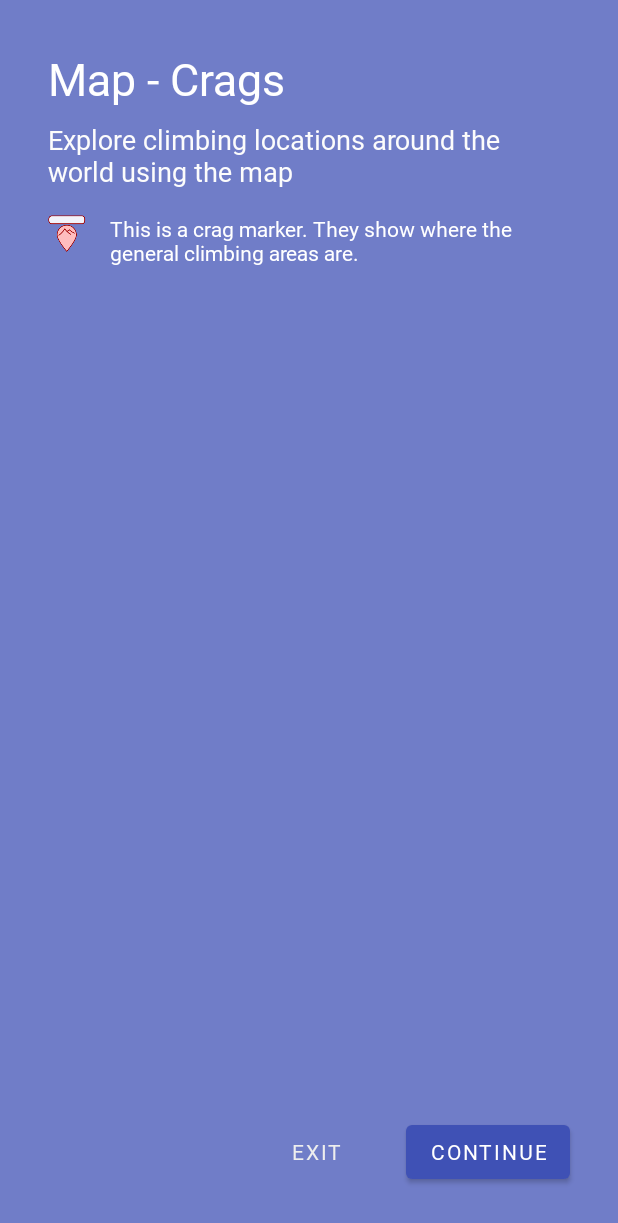
After one commit to OliverCulleyDeLange/wcr-android-kt, an Android app: the layout layout_tutorial_map_crag.xml on its own in the app's theme, with its tools: preview values and no code run, on a phone screen of 412 x 824 dp. The commit adds this screen. Shown: the top 1223 px of the screen. Run offline under Robolectric (Android 15) with nearby library versions, the phone set to English and light mode, and no system bars.

Commit message:
Select random crag after crag tutorial finished. Added sector and search custom tutorial views

```diff
--- a/app/src/main/res/layout/fragment_welcome.xml
+++ b/app/src/main/res/layout/fragment_welcome.xml
@@ -1,7 +1,7 @@
 <?xml version="1.0" encoding="utf-8"?>
 <androidx.constraintlayout.widget.ConstraintLayout xmlns:android="http://schemas.android.com/apk/res/android"
     xmlns:app="http://schemas.android.com/apk/res-auto"
-    android:id="@+id/linearLayout2"
+    android:id="@+id/map_tutorial"
     android:layout_width="match_parent"
     android:layout_height="wrap_content">
 
--- /dev/null
+++ b/app/src/main/res/layout/layout_tutorial_map_crag.xml
@@ -0,0 +1,83 @@
+<?xml version="1.0" encoding="utf-8"?>
+<androidx.constraintlayout.widget.ConstraintLayout xmlns:android="http://schemas.android.com/apk/res/android"
+    xmlns:app="http://schemas.android.com/apk/res-auto"
+    xmlns:tools="http://schemas.android.com/tools"
+    android:id="@+id/map_tutorial"
+    android:layout_width="match_parent"
+    android:layout_height="match_parent"
+    tools:background="@color/bg_tutorial">
+
+    <TextView
+        android:id="@+id/title"
+        android:layout_width="0dp"
+        android:layout_height="wrap_content"
+        android:layout_marginStart="32dp"
+        android:layout_marginTop="32dp"
+        android:layout_marginEnd="32dp"
+        android:layout_marginBottom="5dp"
+        android:text="Map - Crags"
+        android:textColor="#FFFFFF"
+        android:textSize="30sp"
+        app:layout_constraintBottom_toTopOf="@+id/subtitle"
+        app:layout_constraintEnd_toEndOf="parent"
+        app:layout_constraintHorizontal_bias="0.0"
+        app:layout_constraintStart_toStartOf="parent"
+        app:layout_constraintTop_toTopOf="parent" />
+
+    <TextView
+        android:id="@+id/subtitle"
+        android:layout_width="0dp"
+        android:layout_height="wrap_content"
+        android:layout_marginStart="32dp"
+        android:layout_marginTop="8dp"
+        android:layout_marginEnd="32dp"
+        android:text="Explore climbing locations around the world using the map"
+        android:textColor="#FCFCFC"
+        android:textSize="18sp"
+        app:layout_constraintEnd_toEndOf="parent"
+        app:layout_constraintStart_toStartOf="parent"
+        app:layout_constraintTop_toBottomOf="@+id/title" />
+
+    <Button
+        android:id="@+id/next_tutorial_button"
+        android:layout_width="wrap_content"
+        android:layout_height="wrap_content"
+        android:layout_marginEnd="32dp"
+        android:layout_marginBottom="32dp"
+        android:text="continue"
+        app:layout_constraintBottom_toBottomOf="parent"
+        app:layout_constraintEnd_toEndOf="parent" />
+
+    <Button
+        android:id="@+id/exit_button"
+        style="@style/Widget.MaterialComponents.Button.TextButton"
+        android:layout_width="wrap_content"
+        android:layout_height="wrap_content"
+        android:layout_marginEnd="16dp"
+        android:text="exit"
+        android:textColor="#EEEEEE"
+        app:layout_constraintBottom_toBottomOf="@+id/next_tutorial_button"
+        app:layout_constraintEnd_toStartOf="@+id/next_tutorial_button" />
+
+    <ImageView
+        android:id="@+id/imageView"
+        android:layout_width="wrap_content"
+        android:layout_height="wrap_content"
+        android:layout_marginTop="16dp"
+        app:layout_constraintStart_toStartOf="@+id/subtitle"
+        app:layout_constraintTop_toBottomOf="@+id/subtitle"
+        app:srcCompat="@drawable/location_marker_crag" />
+
+    <TextView
+        android:id="@+id/crag_market_text"
+        android:layout_width="0dp"
+        android:layout_height="wrap_content"
+        android:layout_marginStart="16dp"
+        android:layout_marginEnd="32dp"
+        android:text="This is a crag marker. They show where the general climbing areas are."
+        android:textColor="#FFFFFF"
+        app:layout_constraintEnd_toEndOf="parent"
+        app:layout_constraintStart_toEndOf="@+id/imageView"
+        app:layout_constraintTop_toTopOf="@+id/imageView" />
+
+</androidx.constraintlayout.widget.ConstraintLayout>
--- a/app/src/main/res/values/colors.xml
+++ b/app/src/main/res/values/colors.xml
@@ -9,7 +9,7 @@
     <color name="bg_grey">#eaeaea</color>
     <color name="bg_grey_light">#fafafa</color>
     <color name="bg_maptoggle">#beffffff</color>
-    <color name="bg_tutorial">#beffffff</color>
+    <color name="bg_tutorial">#be3F51B5</color>
 
     <!--Border colours-->
     <color name="border_black">#1e1e1e</color>
```
Also changed, not shown: app/src/main/java/uk/co/oliverdelange/wcr_android_kt/view/Tutorial.kt (+49 -19 lines), app/src/main/java/uk/co/oliverdelange/wcr_android_kt/viewmodel/MapViewModel.kt (+15 -17 lines), app/src/main/res/layout/layout_tutorial_map_sector.xml (added, +80 -0 lines), app/src/main/res/layout/layout_tutorial_search.xml (added, +62 -0 lines).
